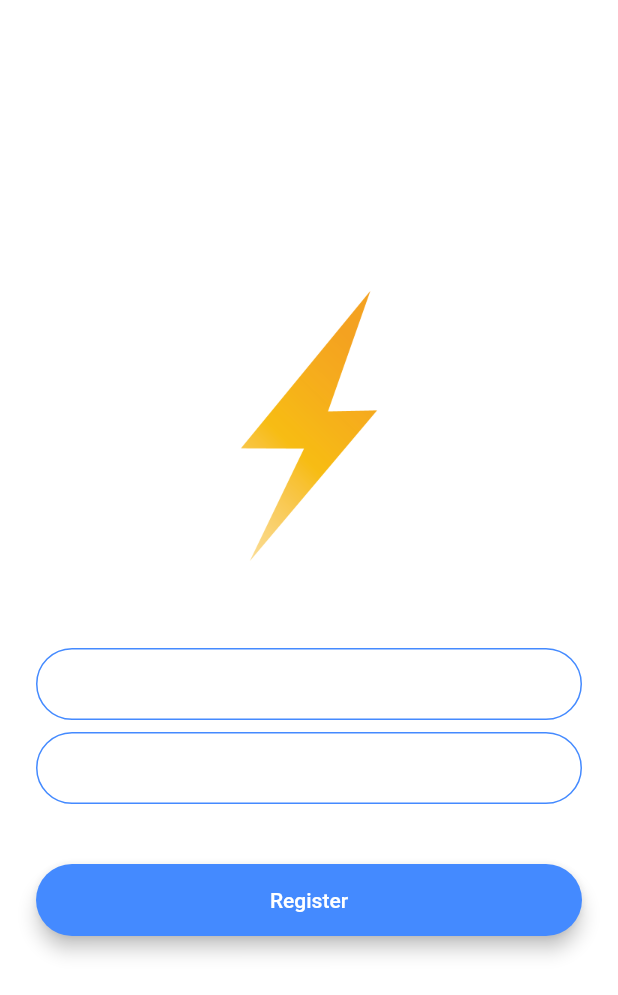
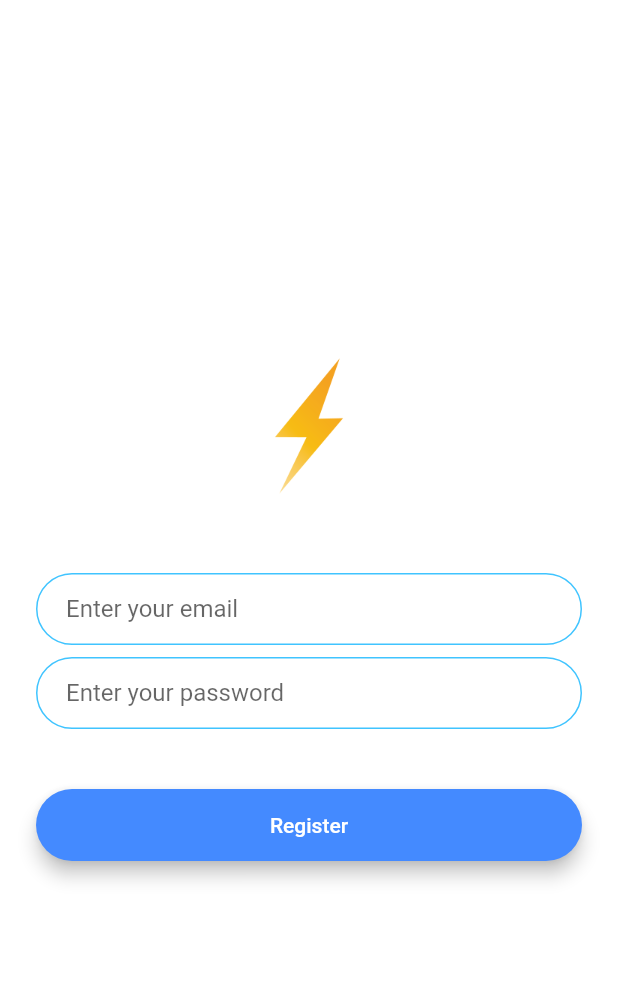
Before and after one commit to shreyasaxena1/Toda-Chatting-App, a Flutter app: the screen it shows after launch, after a tap on "Register", on a phone screen of 412 x 824 dp. Shown: the top 995 px of the screen. Run offline on Flutter 3.47's test engine with Material 2 defaults, Android fonts, the phone set to English and light mode, and no system bars; our stand-ins replace animated_text_kit.

Commit message:
Progress 1.2

```diff
--- a/lib/constants.dart
+++ b/lib/constants.dart
@@ -17,3 +17,19 @@ const kMessageContainerDecoration = BoxDecoration(
     top: BorderSide(color: Colors.lightBlueAccent, width: 2.0),
   ),
 );
+
+const kTextFieldDecoration = InputDecoration(
+  hintText: '',
+  contentPadding: EdgeInsets.symmetric(vertical: 10.0, horizontal: 20.0),
+  border: OutlineInputBorder(
+    borderRadius: BorderRadius.all(Radius.circular(32.0)),
+  ),
+  enabledBorder: OutlineInputBorder(
+    borderSide: BorderSide(color: Colors.lightBlueAccent, width: 1.0),
+    borderRadius: BorderRadius.all(Radius.circular(32.0)),
+  ),
+  focusedBorder: OutlineInputBorder(
+    borderSide: BorderSide(color: Colors.lightBlueAccent, width: 2.0),
+    borderRadius: BorderRadius.all(Radius.circular(32.0)),
+  ),
+);
--- a/lib/main.dart
+++ b/lib/main.dart
@@ -10,11 +10,6 @@ class FlashChat extends StatelessWidget {
   @override
   Widget build(BuildContext context) {
     return MaterialApp(
-      theme: ThemeData.dark().copyWith(
-        textTheme: TextTheme(
-          body1: TextStyle(color: Colors.black54),
-        ),
-      ),
      initialRoute: WelcomeScreen.id ,
       routes: {
         WelcomeScreen.id : (context) => WelcomeScreen(),
--- /dev/null
+++ b/lib/screens/Component/rounded_button.dart
@@ -0,0 +1,35 @@
+import 'package:flutter/material.dart';
+
+class RoundedButton extends StatelessWidget {
+  RoundedButton(
+      {@required this.buttonColor,
+      @required this.buttonPressed,
+      @required this.buttonTxt});
+
+  final Color buttonColor;
+  final Function buttonPressed;
+  final String buttonTxt;
+
+  @override
+  Widget build(BuildContext context) {
+    return Padding(
+      padding: EdgeInsets.symmetric(vertical: 16.0),
+      child: Material(
+        color: buttonColor,
+        borderRadius: BorderRadius.circular(30.0),
+        elevation: 5.0,
+        child: MaterialButton(
+          onPressed: buttonPressed,
+          minWidth: 200.0,
+          height: 42.0,
+          child: Text(
+            buttonTxt,
+            style: TextStyle(
+              color: Colors.white,
+            ),
+          ),
+        ),
+      ),
+    );
+  }
+}
--- a/lib/screens/login_screen.dart
+++ b/lib/screens/login_screen.dart
@@ -1,4 +1,7 @@
+import 'package:flash_chat/constants.dart';
 import 'package:flutter/material.dart';
+import 'package:flash_chat/screens/Component/rounded_button.dart';
+import 'package:flash_chat/constants.dart';
 
 class LoginScreen extends StatefulWidget {
   static const String id = 'login_screen';
@@ -22,7 +25,7 @@ class _LoginScreenState extends State<LoginScreen> {
             Hero(
               tag: 'logo',
               child: Container(
-                height: 200.0,
+                height: 100.0,
                 child: Image.asset('images/logo.png'),
               ),
             ),
@@ -33,24 +36,8 @@ class _LoginScreenState extends State<LoginScreen> {
               onChanged: (value) {
                 //Do something with the user input.
               },
-              decoration: InputDecoration(
-                hintText: 'Enter your email',
-                contentPadding:
-                    EdgeInsets.symmetric(vertical: 10.0, horizontal: 20.0),
-                border: OutlineInputBorder(
-                  borderRadius: BorderRadius.all(Radius.circular(32.0)),
-                ),
-                enabledBorder: OutlineInputBorder(
-                  borderSide:
-                      BorderSide(color: Colors.lightBlueAccent, width: 1.0),
-                  borderRadius: BorderRadius.all(Radius.circular(32.0)),
-                ),
-                focusedBorder: OutlineInputBorder(
-                  borderSide:
-                      BorderSide(color: Colors.lightBlueAccent, width: 2.0),
-                  borderRadius: BorderRadius.all(Radius.circular(32.0)),
-                ),
-              ),
+              decoration: kTextFieldDecoration.copyWith(
+                  hintText : 'Enter your email'),
             ),
             SizedBox(
               height: 8.0,
@@ -59,46 +46,17 @@ class _LoginScreenState extends State<LoginScreen> {
               onChanged: (value) {
                 //Do something with the user input.
               },
-              decoration: InputDecoration(
-                hintText: 'Enter your password.',
-                contentPadding:
-                    EdgeInsets.symmetric(vertical: 10.0, horizontal: 20.0),
-                border: OutlineInputBorder(
-                  borderRadius: BorderRadius.all(Radius.circular(32.0)),
-                ),
-                enabledBorder: OutlineInputBorder(
-                  borderSide:
-                      BorderSide(color: Colors.lightBlueAccent, width: 1.0),
-                  borderRadius: BorderRadius.all(Radius.circular(32.0)),
-                ),
-                focusedBorder: OutlineInputBorder(
-                  borderSide:
-                      BorderSide(color: Colors.lightBlueAccent, width: 2.0),
-                  borderRadius: BorderRadius.all(Radius.circular(32.0)),
-                ),
-              ),
+              decoration: kTextFieldDecoration.copyWith(
+                hintText: 'Enter your password',
+              )
             ),
             SizedBox(
               height: 24.0,
             ),
-            Padding(
-              padding: EdgeInsets.symmetric(vertical: 16.0),
-              child: Material(
-                color: Colors.lightBlueAccent,
-                borderRadius: BorderRadius.all(Radius.circular(30.0)),
-                elevation: 5.0,
-                child: MaterialButton(
-                  onPressed: () {
-                    //Implement login functionality.
-                  },
-                  minWidth: 200.0,
-                  height: 42.0,
-                  child: Text(
-                    'Log In',
-                  ),
-                ),
-              ),
-            ),
+            RoundedButton(
+                buttonColor: Colors.lightBlueAccent,
+                buttonPressed: () {},
+                buttonTxt: "Log in"),
           ],
         ),
       ),
--- a/lib/screens/registration_screen.dart
+++ b/lib/screens/registration_screen.dart
@@ -1,5 +1,6 @@
+import 'package:flash_chat/screens/Component/rounded_button.dart';
 import 'package:flutter/material.dart';
-
+import 'package:flash_chat/constants.dart';
 class RegistrationScreen extends StatefulWidget {
   static const String id = 'registration_screen';
 
@@ -21,7 +22,7 @@ class _RegistrationScreenState extends State<RegistrationScreen> {
             Hero(
               tag: 'logo',
               child: Container(
-                height: 200.0,
+                height: 100.0,
                 child: Image.asset('images/logo.png'),
               ),
             ),
@@ -32,22 +33,9 @@ class _RegistrationScreenState extends State<RegistrationScreen> {
               onChanged: (value) {
                 //Do something with the user input.
               },
-              decoration: InputDecoration(
-                hintText: 'Enter your email',
-                contentPadding:
-                    EdgeInsets.symmetric(vertical: 10.0, horizontal: 20.0),
-                border: OutlineInputBorder(
-                  borderRadius: BorderRadius.all(Radius.circular(32.0)),
-                ),
-                enabledBorder: OutlineInputBorder(
-                  borderSide: BorderSide(color: Colors.blueAccent, width: 1.0),
-                  borderRadius: BorderRadius.all(Radius.circular(32.0)),
-                ),
-                focusedBorder: OutlineInputBorder(
-                  borderSide: BorderSide(color: Colors.blueAccent, width: 2.0),
-                  borderRadius: BorderRadius.all(Radius.circular(32.0)),
-                ),
-              ),
+              decoration: kTextFieldDecoration.copyWith(
+                hintText: "Enter your email",
+              )
             ),
             SizedBox(
               height: 8.0,
@@ -56,45 +44,17 @@ class _RegistrationScreenState extends State<RegistrationScreen> {
               onChanged: (value) {
                 //Do something with the user input.
               },
-              decoration: InputDecoration(
-                hintText: 'Enter your password',
-                contentPadding:
-                    EdgeInsets.symmetric(vertical: 10.0, horizontal: 20.0),
-                border: OutlineInputBorder(
-                  borderRadius: BorderRadius.all(Radius.circular(32.0)),
-                ),
-                enabledBorder: OutlineInputBorder(
-                  borderSide: BorderSide(color: Colors.blueAccent, width: 1.0),
-                  borderRadius: BorderRadius.all(Radius.circular(32.0)),
-                ),
-                focusedBorder: OutlineInputBorder(
-                  borderSide: BorderSide(color: Colors.blueAccent, width: 2.0),
-                  borderRadius: BorderRadius.all(Radius.circular(32.0)),
-                ),
-              ),
+              decoration: kTextFieldDecoration.copyWith(
+                hintText: "Enter your password",
+              )
             ),
             SizedBox(
               height: 24.0,
             ),
-            Padding(
-              padding: EdgeInsets.symmetric(vertical: 16.0),
-              child: Material(
-                color: Colors.blueAccent,
-                borderRadius: BorderRadius.all(Radius.circular(30.0)),
-                elevation: 5.0,
-                child: MaterialButton(
-                  onPressed: () {
-                    //Implement registration functionality.
-                  },
-                  minWidth: 200.0,
-                  height: 42.0,
-                  child: Text(
-                    'Register',
-                    style: TextStyle(color: Colors.white),
-                  ),
-                ),
-              ),
-            ),
+            RoundedButton(
+                buttonColor: Colors.blueAccent,
+                buttonPressed: () {},
+                buttonTxt: "Register")
           ],
         ),
       ),
--- a/lib/screens/welcome_screen.dart
+++ b/lib/screens/welcome_screen.dart
@@ -1,6 +1,8 @@
 import 'package:flutter/material.dart';
 import 'login_screen.dart';
 import 'registration_screen.dart';
+import 'package:animated_text_kit/animated_text_kit.dart';
+import 'package:flash_chat/screens/Component/rounded_button.dart';
 
 class WelcomeScreen extends StatefulWidget {
   static String id = 'welcome_screen';
@@ -74,56 +76,42 @@ class _WelcomeScreenState extends State<WelcomeScreen>
                     height: logoAnimation.value * 100,
                   ),
                 ),
-                Text(
+                AnimatedTextKit(
+                  animatedTexts: [
+                    ColorizeAnimatedText(
                       'Toda Chat',
-                  style: TextStyle(
+                      textStyle: TextStyle(
                         fontSize: 45.0,
                         fontWeight: FontWeight.w900,
                       ),
+                      colors: [
+                        Colors.grey,
+                        Colors.blue,
+                        Colors.yellow,
+                        Colors.red,
+                      ],
+                    ),
+                  ],
                 ),
               ],
             ),
             SizedBox(
               height: 48.0,
             ),
-            Padding(
-              padding: EdgeInsets.symmetric(vertical: 16.0),
-              child: Material(
-                elevation: 5.0,
-                color: Colors.lightBlueAccent,
-                borderRadius: BorderRadius.circular(30.0),
-                child: MaterialButton(
-                  onPressed: () {
-                    //Go to login screen.
+            RoundedButton(
+                buttonColor: Colors.lightBlueAccent,
+                buttonPressed: () {
+                  //Go to Login screen.
                   Navigator.pushNamed(context, LoginScreen.id);
                 },
-                  minWidth: 200.0,
-                  height: 42.0,
-                  child: Text(
-                    'Log In',
-                  ),
-                ),
-              ),
-            ),
-            Padding(
-              padding: EdgeInsets.symmetric(vertical: 16.0),
-              child: Material(
-                color: Colors.blueAccent,
-                borderRadius: BorderRadius.circular(30.0),
-                elevation: 5.0,
-                child: MaterialButton(
-                  onPressed: () {
+                buttonTxt: "Log in"),
+            RoundedButton(
+                buttonColor: Colors.blueAccent,
+                buttonPressed: () {
                   //Go to registration screen.
                   Navigator.pushNamed(context, RegistrationScreen.id);
                 },
-                  minWidth: 200.0,
-                  height: 42.0,
-                  child: Text(
-                    'Register',
-                  ),
-                ),
-              ),
-            ),
+                buttonTxt: "Register")
           ],
         ),
       ),
--- a/pubspec.yaml
+++ b/pubspec.yaml
@@ -11,6 +11,7 @@ dependencies:
     sdk: flutter
 
   cupertino_icons: ^0.1.2
+  animated_text_kit: ^4.2.1
 
 dev_dependencies:
   flutter_test:
```
Also changed, not shown: pubspec.lock. Lines whose indentation alone changed are shown as unchanged.
